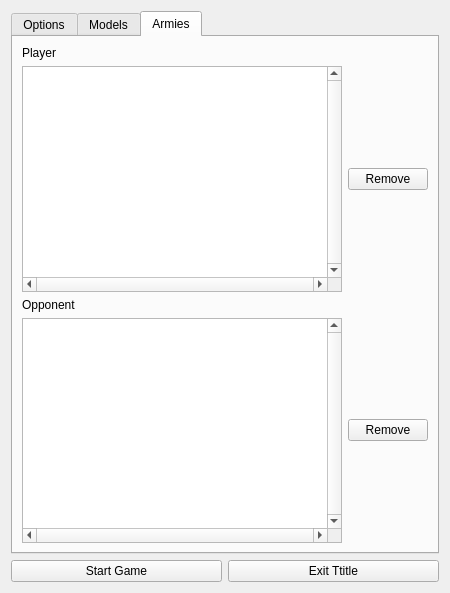
Old version of the form titles/Warmachine/ui/title_widget.ui in the repository madesjardins/AiWarmachine.
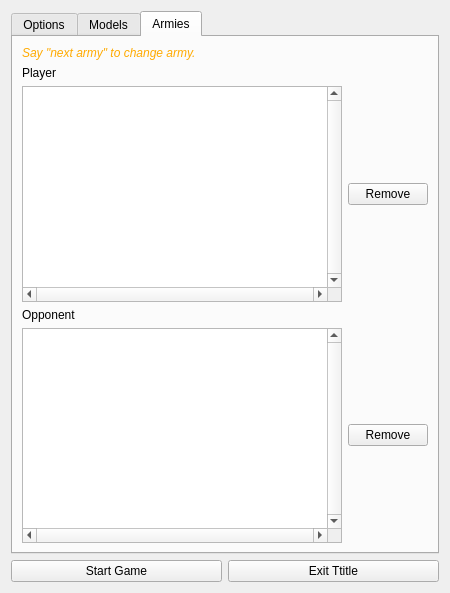
New version of the form. The open tabs and pages were chosen to show the change.

Commit message:
Create Both Armies
Use the "Next Army" sentence to switch between armies at creation.

```diff
--- a/titles/Warmachine/ui/title_widget.ui
+++ b/titles/Warmachine/ui/title_widget.ui
@@ -313,14 +313,14 @@
        <string>Armies</string>
       </attribute>
       <layout class="QGridLayout" name="gridLayout">
-       <item row="0" column="0">
-        <widget class="QLabel" name="label_armies_player">
+       <item row="3" column="0">
+        <widget class="QLabel" name="label_armies_opponent">
          <property name="text">
-          <string>Player</string>
+          <string>Opponent</string>
          </property>
         </widget>
        </item>
-       <item row="1" column="0">
+       <item row="2" column="0">
         <widget class="QListWidget" name="list_armies_player">
          <property name="verticalScrollBarPolicy">
           <enum>Qt::ScrollBarAlwaysOn</enum>
@@ -351,7 +351,7 @@
          </property>
         </widget>
        </item>
-       <item row="1" column="1">
+       <item row="2" column="1">
         <layout class="QVBoxLayout" name="vbox_armies_player_buttons">
          <item>
           <widget class="QPushButton" name="push_armies_player_remove">
@@ -362,14 +362,7 @@
          </item>
         </layout>
        </item>
-       <item row="2" column="0">
-        <widget class="QLabel" name="label_armies_opponent">
-         <property name="text">
-          <string>Opponent</string>
-         </property>
-        </widget>
-       </item>
-       <item row="3" column="0">
+       <item row="4" column="0">
         <widget class="QListWidget" name="list_armies_opponent">
          <property name="verticalScrollBarPolicy">
           <enum>Qt::ScrollBarAlwaysOn</enum>
@@ -400,7 +393,7 @@
          </property>
         </widget>
        </item>
-       <item row="3" column="1">
+       <item row="4" column="1">
         <layout class="QVBoxLayout" name="vbox_armies_opponent_buttons">
          <item>
           <widget class="QPushButton" name="push_armies_opponent_remove">
@@ -411,6 +404,28 @@
          </item>
         </layout>
        </item>
+       <item row="1" column="0">
+        <widget class="QLabel" name="label_armies_player">
+         <property name="text">
+          <string>Player</string>
+         </property>
+        </widget>
+       </item>
+       <item row="0" column="0">
+        <widget class="QLabel" name="label">
+         <property name="font">
+          <font>
+           <italic>true</italic>
+          </font>
+         </property>
+         <property name="styleSheet">
+          <string notr="true">color: rgb(255, 170, 0);</string>
+         </property>
+         <property name="text">
+          <string>Say &quot;next army&quot; to change army.</string>
+         </property>
+        </widget>
+       </item>
       </layout>
      </widget>
     </widget>
```
The commit also changes 3 other files.
